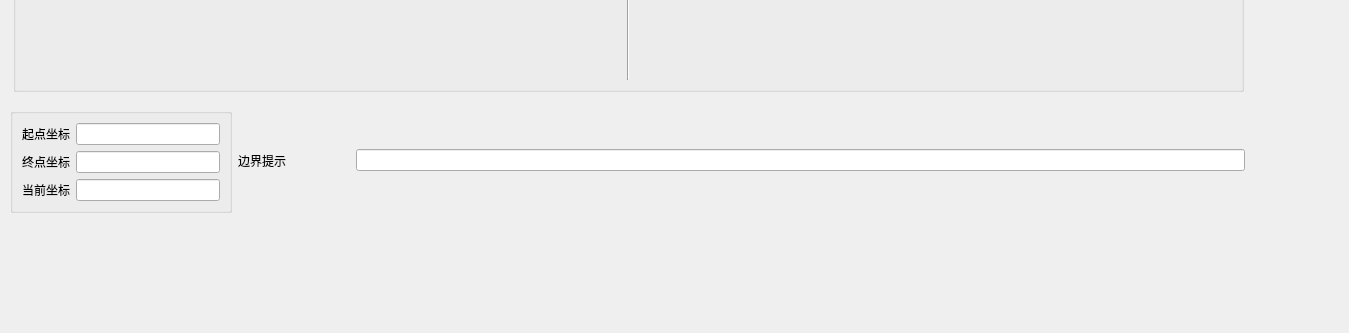
Old version of the form UI.ui in the repository huai-github/EvcavatorUI; both pictures show x 0 to 1349 and y 512 to 845 of the 1349 by 845 pixel window.
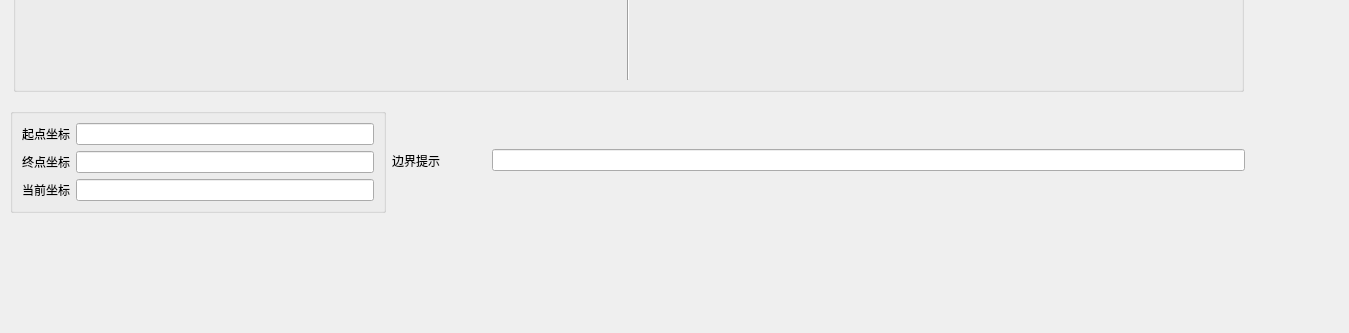
New version of the form.

```diff
--- a/UI.ui
+++ b/UI.ui
@@ -66,7 +66,7 @@
    </property>
    <layout class="QVBoxLayout" name="verticalLayout_2">
     <item>
-     <layout class="QHBoxLayout" name="horizontalLayout_5" stretch="2,1,8">
+     <layout class="QHBoxLayout" name="horizontalLayout_5" stretch="4,1,8">
       <item>
        <widget class="QGroupBox" name="groupBox_2">
         <property name="title">
@@ -88,7 +88,7 @@
            <item>
             <widget class="QLineEdit" name="startXY">
              <property name="alignment">
-              <set>Qt::AlignCenter</set>
+              <set>Qt::AlignLeading|Qt::AlignLeft|Qt::AlignVCenter</set>
              </property>
             </widget>
            </item>
@@ -109,7 +109,7 @@
            <item>
             <widget class="QLineEdit" name="endXY">
              <property name="alignment">
-              <set>Qt::AlignCenter</set>
+              <set>Qt::AlignLeading|Qt::AlignLeft|Qt::AlignVCenter</set>
              </property>
             </widget>
            </item>
@@ -130,7 +130,7 @@
            <item>
             <widget class="QLineEdit" name="nowXY">
              <property name="alignment">
-              <set>Qt::AlignCenter</set>
+              <set>Qt::AlignLeading|Qt::AlignLeft|Qt::AlignVCenter</set>
              </property>
             </widget>
            </item>
```
Left out of the diff: 12 changed lines with no effect on the pictures.
